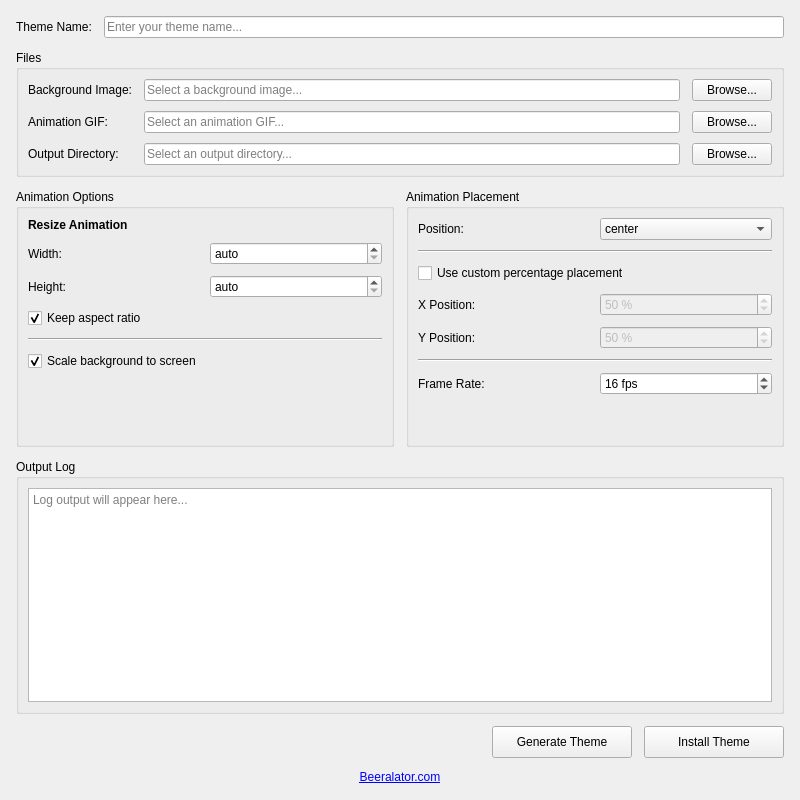
Above: mainwindow.ui from jacktenor/mayflower before the change. Below: the same form after it.
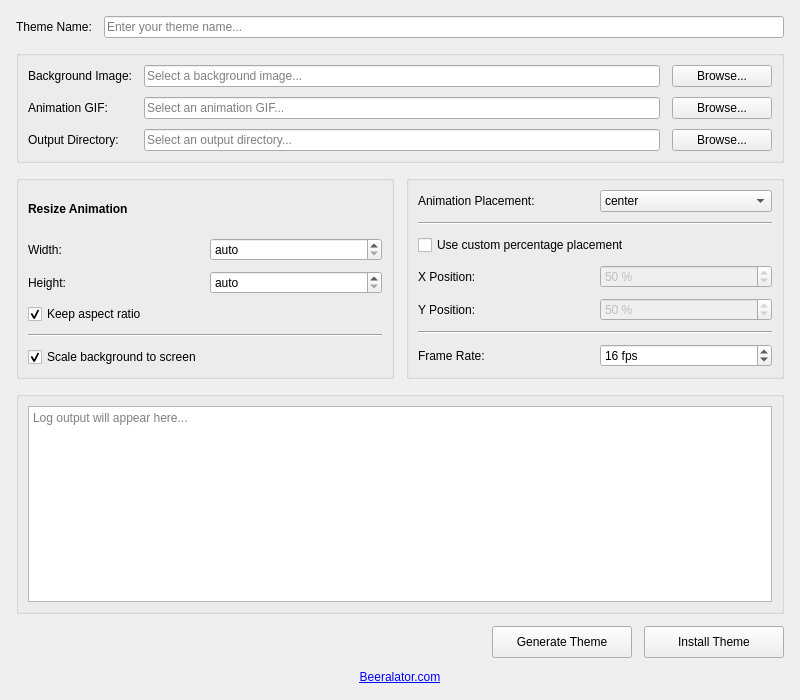
That is the form after the change.

Diff of the .ui file:
```diff
--- a/mainwindow.ui
+++ b/mainwindow.ui
@@ -7,13 +7,13 @@
     <x>0</x>
     <y>0</y>
     <width>800</width>
-    <height>800</height>
+    <height>700</height>
    </rect>
   </property>
   <property name="minimumSize">
    <size>
     <width>800</width>
-    <height>800</height>
+    <height>700</height>
    </size>
   </property>
   <property name="windowTitle">
@@ -57,7 +57,7 @@
     <item>
      <widget class="QGroupBox" name="groupFiles">
       <property name="title">
-       <string>Files</string>
+       <string/>
       </property>
       <layout class="QGridLayout" name="gridFiles">
        <property name="horizontalSpacing">
@@ -66,6 +66,20 @@
        <property name="verticalSpacing">
         <number>10</number>
        </property>
+       <item row="1" column="1">
+        <widget class="QLineEdit" name="lineAnimPath">
+         <property name="placeholderText">
+          <string>Select an animation GIF...</string>
+         </property>
+        </widget>
+       </item>
+       <item row="1" column="0">
+        <widget class="QLabel" name="labelGif">
+         <property name="text">
+          <string>Animation GIF:</string>
+         </property>
+        </widget>
+       </item>
        <item row="0" column="0">
         <widget class="QLabel" name="labelBg">
          <property name="text">
@@ -73,15 +87,36 @@
          </property>
         </widget>
        </item>
-       <item row="0" column="1">
-        <widget class="QLineEdit" name="lineImagePath">
-         <property name="placeholderText">
-          <string>Select a background image...</string>
+       <item row="2" column="2">
+        <widget class="QPushButton" name="btnSelectOutDir">
+         <property name="sizePolicy">
+          <sizepolicy hsizetype="Minimum" vsizetype="Fixed">
+           <horstretch>0</horstretch>
+           <verstretch>0</verstretch>
+          </sizepolicy>
+         </property>
+         <property name="minimumSize">
+          <size>
+           <width>100</width>
+           <height>0</height>
+          </size>
+         </property>
+         <property name="toolTip">
+          <string>Choose output folder</string>
+         </property>
+         <property name="text">
+          <string>Browse...</string>
          </property>
         </widget>
        </item>
        <item row="0" column="2">
         <widget class="QPushButton" name="btnSelectImage">
+         <property name="minimumSize">
+          <size>
+           <width>100</width>
+           <height>0</height>
+          </size>
+         </property>
          <property name="toolTip">
           <string>Choose background image</string>
          </property>
@@ -90,30 +125,6 @@
          </property>
         </widget>
        </item>
-       <item row="1" column="0">
-        <widget class="QLabel" name="labelGif">
-         <property name="text">
-          <string>Animation GIF:</string>
-         </property>
-        </widget>
-       </item>
-       <item row="1" column="1">
-        <widget class="QLineEdit" name="lineAnimPath">
-         <property name="placeholderText">
-          <string>Select an animation GIF...</string>
-         </property>
-        </widget>
-       </item>
-       <item row="1" column="2">
-        <widget class="QPushButton" name="btnSelectAnim">
-         <property name="toolTip">
-          <string>Choose animation GIF</string>
-         </property>
-         <property name="text">
-          <string>Browse...</string>
-         </property>
-        </widget>
-       </item>
        <item row="2" column="0">
         <widget class="QLabel" name="labelOut">
          <property name="text">
@@ -128,16 +139,29 @@
          </property>
         </widget>
        </item>
-       <item row="2" column="2">
-        <widget class="QPushButton" name="btnSelectOutDir">
+       <item row="1" column="2">
+        <widget class="QPushButton" name="btnSelectAnim">
+         <property name="minimumSize">
+          <size>
+           <width>100</width>
+           <height>0</height>
+          </size>
+         </property>
          <property name="toolTip">
-          <string>Choose output folder</string>
+          <string>Choose animation GIF</string>
          </property>
          <property name="text">
           <string>Browse...</string>
          </property>
         </widget>
        </item>
+       <item row="0" column="1">
+        <widget class="QLineEdit" name="lineImagePath">
+         <property name="placeholderText">
+          <string>Select a background image...</string>
+         </property>
+        </widget>
+       </item>
       </layout>
      </widget>
     </item>
@@ -149,7 +173,7 @@
       <item>
        <widget class="QGroupBox" name="groupOptions">
         <property name="title">
-         <string>Animation Options</string>
+         <string/>
         </property>
         <layout class="QVBoxLayout" name="optionsLayout">
          <property name="spacing">
@@ -263,26 +287,13 @@
            </property>
           </widget>
          </item>
-         <item>
-          <spacer name="optionsSpacer">
-           <property name="orientation">
-            <enum>Qt::Orientation::Vertical</enum>
-           </property>
-           <property name="sizeHint" stdset="0">
-            <size>
-             <width>20</width>
-             <height>40</height>
-            </size>
-           </property>
-          </spacer>
-         </item>
         </layout>
        </widget>
       </item>
       <item>
        <widget class="QGroupBox" name="groupPlacement">
         <property name="title">
-         <string>Animation Placement</string>
+         <string/>
         </property>
         <layout class="QVBoxLayout" name="placementLayout">
          <property name="spacing">
@@ -293,7 +304,7 @@
            <item>
             <widget class="QLabel" name="labelPosition">
              <property name="text">
-              <string>Position:</string>
+              <string>Animation Placement:</string>
              </property>
             </widget>
            </item>
@@ -462,19 +473,6 @@
            </item>
           </layout>
          </item>
-         <item>
-          <spacer name="placementSpacer">
-           <property name="orientation">
-            <enum>Qt::Orientation::Vertical</enum>
-           </property>
-           <property name="sizeHint" stdset="0">
-            <size>
-             <width>20</width>
-             <height>40</height>
-            </size>
-           </property>
-          </spacer>
-         </item>
         </layout>
        </widget>
       </item>
@@ -483,7 +481,7 @@
     <item>
      <widget class="QGroupBox" name="groupLog">
       <property name="title">
-       <string>Output Log</string>
+       <string/>
       </property>
       <layout class="QVBoxLayout" name="logLayout">
        <item>
```
